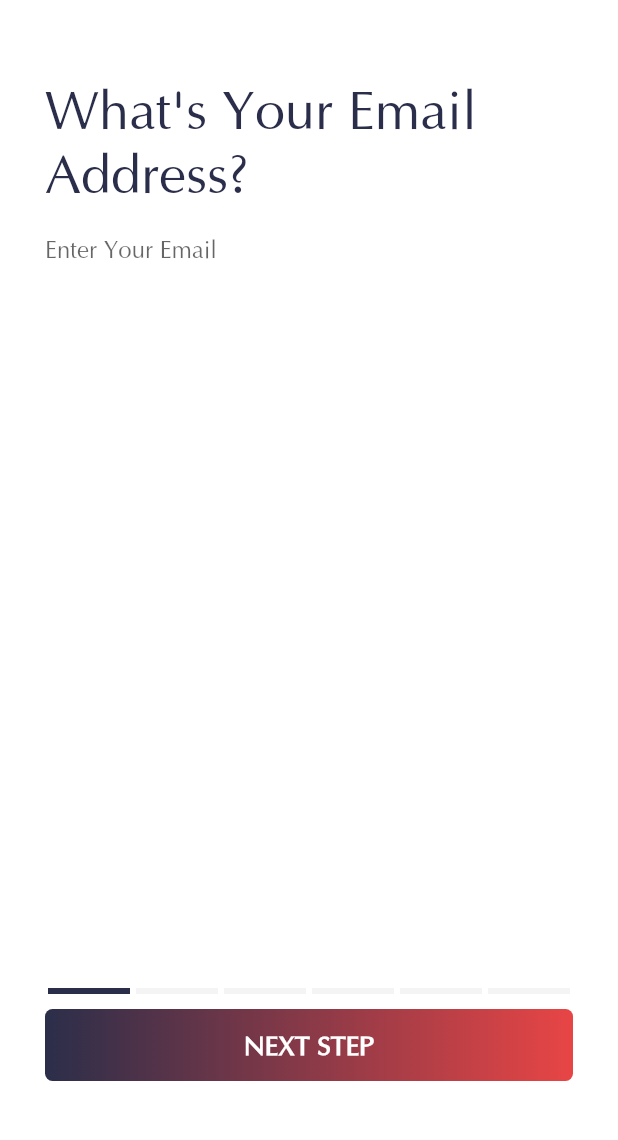
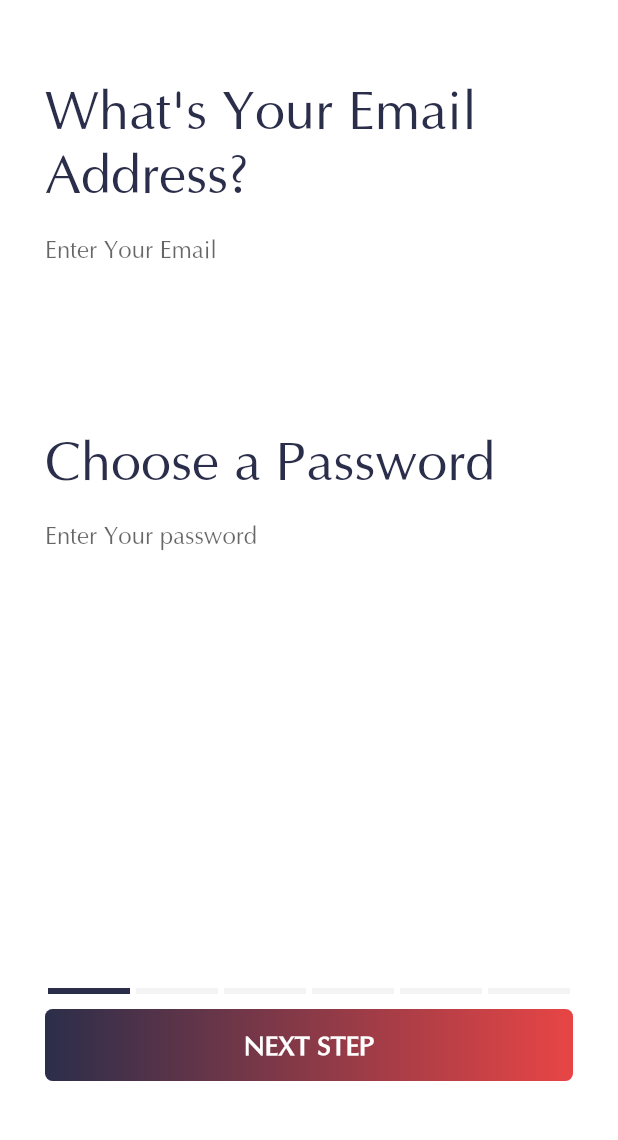
Before and after one commit to On-Arap/dating_app, a Flutter app: the OnBoardingScreen screen opened by its route, after a tap on "START", on a phone screen of 412 x 824 dp, the part 80-1220 px from its top. Run offline on Flutter 3.47's test engine with Material 2 defaults, Android fonts, the phone set to English and light mode, and no system bars; drawn by our look-alikes of step_progress_indicator; our stand-ins replace equatable, firebase_auth, firebase_core, flutter_bloc, flutter_svg; accounts and stored records are empty.

Commit message:
add User to Firebase db with Email and Password

```diff
--- a/lib/screens/onboarding_screens/email_screen.dart
+++ b/lib/screens/onboarding_screens/email_screen.dart
@@ -12,6 +12,8 @@ class Email extends StatelessWidget {
 
   @override
   Widget build(BuildContext context) {
+    final emailController = TextEditingController();
+    final passwordController = TextEditingController();
     return Padding(
       padding: const EdgeInsets.symmetric(
         horizontal: 30.0,
@@ -24,10 +26,18 @@ class Email extends StatelessWidget {
             crossAxisAlignment: CrossAxisAlignment.start,
             children: [
               CustomTextHeader(tabController: tabController, text: 'What\'s Your Email Address?'),
-              CustomTextField(tabController: tabController, text: 'Enter Your Email'),
+              CustomTextField(tabController: tabController, text: 'Enter Your Email', controller: emailController),
+              const SizedBox(height: 100),
+              CustomTextHeader(tabController: tabController, text: 'Choose a Password'),
+              CustomTextField(tabController: tabController, text: 'Enter Your password', controller: passwordController),
             ],
           ),
-          CustomFooter(tabController: tabController, index: 1),
+          CustomFooter(
+            tabController: tabController,
+            index: 1,
+            emailController: emailController,
+            passwordController: passwordController,
+          ),
         ],
       ),
     );
--- a/lib/screens/onboarding_screens/widgets/custom_button.dart
+++ b/lib/screens/onboarding_screens/widgets/custom_button.dart
@@ -1,13 +1,18 @@
+import 'package:firebase_auth/firebase_auth.dart';
 import 'package:flutter/material.dart';
 
 class CustomButton extends StatelessWidget {
   final TabController tabController;
   final String text;
+  final TextEditingController? emailController;
+  final TextEditingController? passwordController;
 
   const CustomButton({
     super.key,
     required this.tabController,
     this.text = 'START',
+    this.emailController,
+    this.passwordController,
   });
 
   @override
@@ -23,7 +28,16 @@ class CustomButton extends StatelessWidget {
           )),
       child: ElevatedButton(
         style: ElevatedButton.styleFrom(elevation: 0, backgroundColor: Colors.transparent),
-        onPressed: () {
+        onPressed: () async {
+          if (emailController != null && passwordController != null) {
+            await FirebaseAuth.instance
+                .createUserWithEmailAndPassword(
+                  email: emailController!.text,
+                  password: passwordController!.text,
+                )
+                .then((value) => print("User Added"))
+                .catchError((onError) => print("Failed to add user"));
+          }
           tabController.animateTo(tabController.index + 1);
         },
         child: SizedBox(
--- a/lib/screens/onboarding_screens/widgets/custom_footer.dart
+++ b/lib/screens/onboarding_screens/widgets/custom_footer.dart
@@ -3,12 +3,16 @@ import 'package:step_progress_indicator/step_progress_indicator.dart';
 import 'widgets.dart';
 
 class CustomFooter extends StatelessWidget {
+  final TextEditingController? emailController;
+  final TextEditingController? passwordController;
   final int index;
 
   const CustomFooter({
     super.key,
     required this.tabController,
     required this.index,
+    this.emailController,
+    this.passwordController,
   });
 
   final TabController tabController;
@@ -24,7 +28,7 @@ class CustomFooter extends StatelessWidget {
           unselectedColor: Theme.of(context).colorScheme.background,
         ),
         const SizedBox(height: 10),
-        CustomButton(tabController: tabController, text: 'NEXT STEP'),
+        CustomButton(tabController: tabController, text: 'NEXT STEP', emailController: emailController, passwordController: passwordController),
       ],
     );
   }
--- a/lib/screens/onboarding_screens/widgets/custom_text_field.dart
+++ b/lib/screens/onboarding_screens/widgets/custom_text_field.dart
@@ -2,12 +2,14 @@ import 'package:flutter/material.dart';
 
 class CustomTextField extends StatelessWidget {
   final TabController tabController;
+  final TextEditingController controller;
   final String text;
 
   const CustomTextField({
     super.key,
     required this.tabController,
     required this.text,
+    required this.controller,
   });
 
   @override
@@ -28,6 +30,7 @@ class CustomTextField extends StatelessWidget {
               color: Colors.white,
             ),
           )),
+      controller: controller,
     );
   }
 }
--- a/pubspec.yaml
+++ b/pubspec.yaml
@@ -15,6 +15,8 @@ dependencies:
   flutter_bloc: ^8.1.2
   step_progress_indicator: ^1.0.2
   intl: ^0.18.0
+  firebase_core: ^2.9.0
+  firebase_auth: ^4.2.2
 
 dev_dependencies:
   flutter_test:
```
Also changed, not shown: lib/main.dart (+5 -4 lines), lib/screens/onboarding_screens/bio_screen.dart (+6 -1 lines), lib/screens/onboarding_screens/demo_screen.dart (+6 -1 lines), lib/screens/onboarding_screens/email_verif_screen.dart (+7 -1 lines), pubspec.lock, 1 other file.
